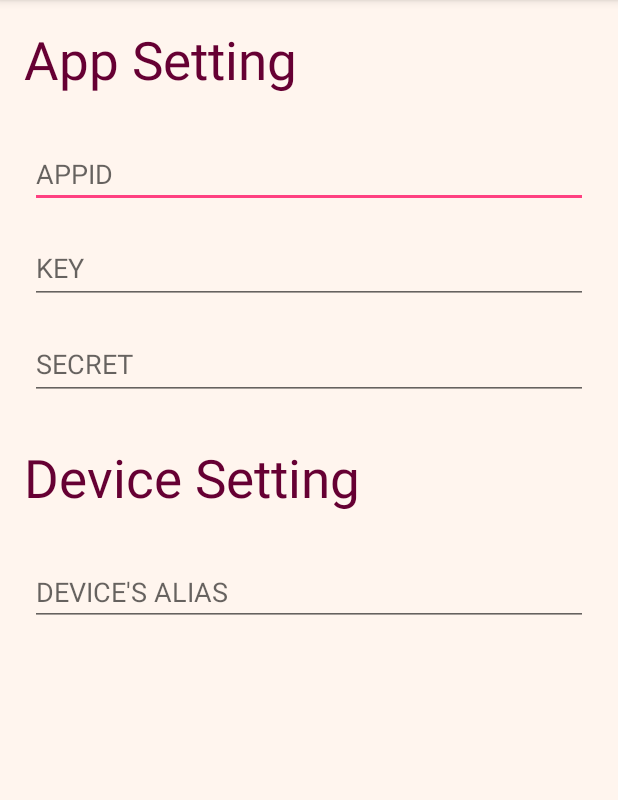
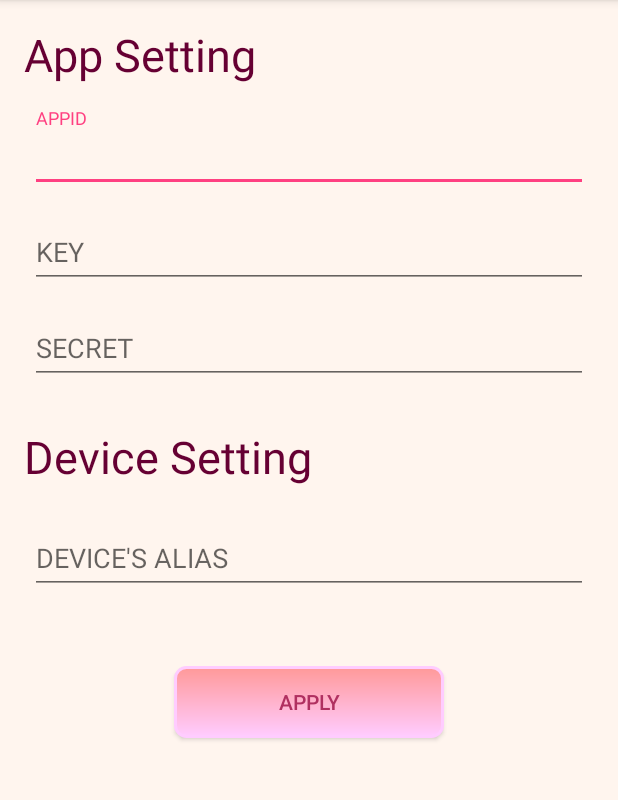
Before and after one commit to Supawinee/Project, an Android app: the SettingPage screen opened directly, with no data from a screen before it, on a phone screen of 412 x 824 dp, the part 84-884 px from its top. Run offline under Robolectric (Android 15) with nearby library versions, the phone set to English and light mode, and no system bars.

Commit message:
Edit XML Setting page
add apply button

```diff
--- a/app/src/main/res/layout/activity_setting_page.xml
+++ b/app/src/main/res/layout/activity_setting_page.xml
@@ -16,8 +16,8 @@
         android:text="App Setting"
         android:layout_width="match_parent"
         android:layout_height="wrap_content"
-        android:textSize="35dp"
-        android:layout_marginBottom="30dp"
+        android:textSize="30dp"
+        android:layout_marginBottom="15dp"
         android:textColor="#660033"
         android:layout_weight="0.00" />
 
@@ -26,15 +26,19 @@
     android:layout_height="wrap_content"
     android:orientation="vertical">
 
-        <EditText
+        <android.support.design.widget.TextInputLayout
             android:layout_width="match_parent"
-            android:layout_height="wrap_content"
-            android:layout_marginLeft="4dp"
-            android:layout_marginRight="4dp"
-            android:layout_marginBottom="8dp"
-            android:id="@+id/editTextAppID"
-            android:hint="APPID"
-            android:layout_weight="0.30" />
+            android:layout_height="wrap_content">
+
+            <android.support.design.widget.TextInputEditText
+                android:layout_width="match_parent"
+                android:layout_height="wrap_content"
+                android:hint="APPID"
+                android:inputType="text"
+                android:layout_marginLeft="4dp"
+                android:layout_marginRight="4dp"
+                android:layout_marginBottom="8dp"/>
+        </android.support.design.widget.TextInputLayout>
     </LinearLayout>
 
 
@@ -84,31 +88,50 @@
         </android.support.design.widget.TextInputLayout>
     </LinearLayout>
 
+
+    <TextView
+        android:text="Device Setting"
+        android:layout_width="match_parent"
+        android:layout_height="wrap_content"
+        android:textSize="30dp"
+        android:layout_marginTop="20dp"
+        android:layout_marginBottom="15dp"
+        android:textColor="#660033"
+        android:layout_weight="0.00" />
+
+
     <LinearLayout
         android:layout_width="match_parent"
         android:layout_height="wrap_content"
         android:orientation="vertical">
 
-        <TextView
-            android:text="Device Setting"
+        <android.support.design.widget.TextInputLayout
             android:layout_width="match_parent"
-            android:layout_height="wrap_content"
-            android:textSize="35dp"
-            android:layout_marginTop="20dp"
-            android:layout_marginBottom="30dp"
-            android:textColor="#660033"
-            android:layout_weight="0.00" />
+            android:layout_height="wrap_content">
 
-        <EditText
-            android:layout_width="match_parent"
-            android:layout_height="wrap_content"
-            android:layout_marginLeft="4dp"
-            android:layout_marginRight="4dp"
-            android:id="@+id/editTextAlias"
-            android:hint="DEVICE'S ALIAS"
-            android:layout_marginBottom="8dp"
-            android:layout_weight="0.30" />
+            <android.support.design.widget.TextInputEditText
+                android:layout_width="match_parent"
+                android:layout_height="wrap_content"
+                android:hint="DEVICE'S ALIAS"
+                android:inputType="text"
+                android:layout_marginLeft="4dp"
+                android:layout_marginRight="4dp"
+                android:layout_marginBottom="8dp"/>
+        </android.support.design.widget.TextInputLayout>
+
     </LinearLayout>
 
 
+    <Button
+        android:text="APPLY"
+        android:layout_width="match_parent"
+        android:layout_height="wrap_content"
+        android:id="@+id/btn_apply"
+        android:onClick="submit_ColorTheme"
+        android:layout_marginRight="100dp"
+        android:layout_marginLeft="100dp"
+        android:layout_marginTop="40dp"
+        android:background="@drawable/my_button"
+        android:textColor="#B03060"/>
+
 </LinearLayout>
```
